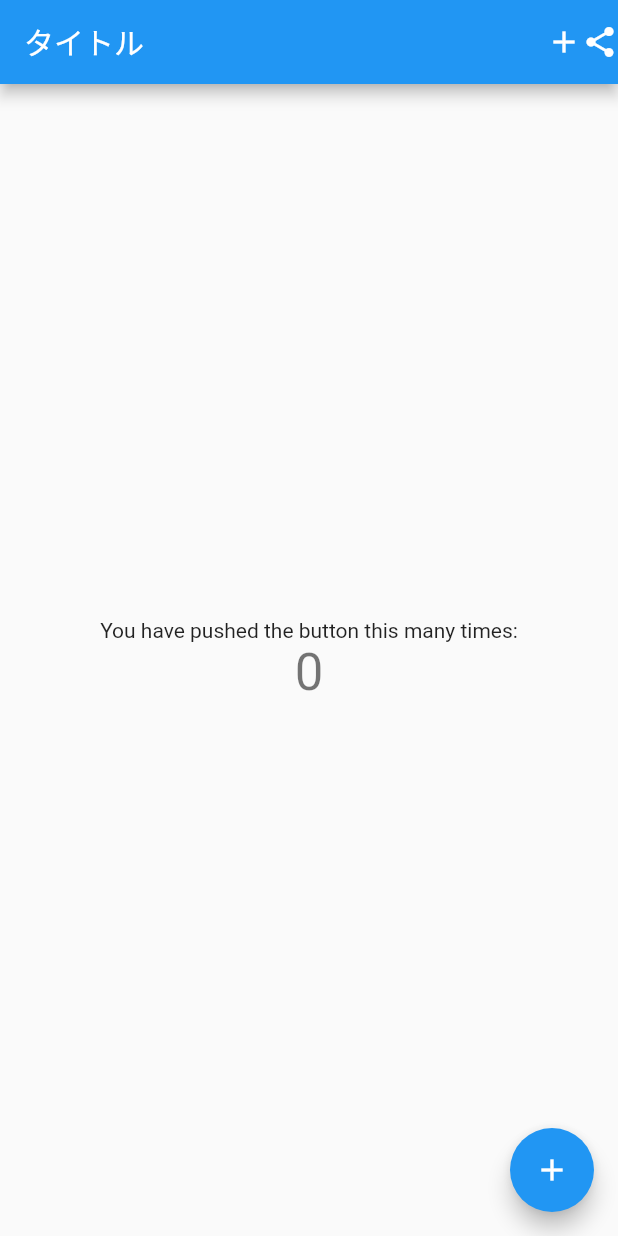
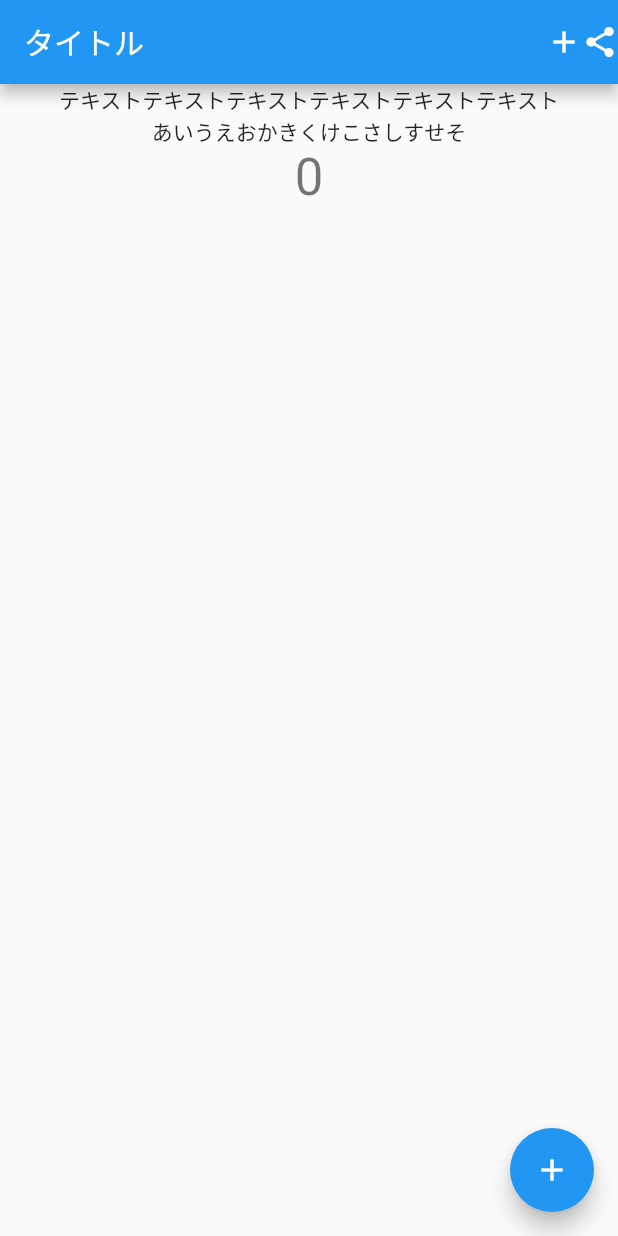
Before and after one commit to foo7print/sandbox-flutter, a Flutter app: the screen it shows after launch, on a phone screen of 412 x 824 dp. Run offline on Flutter 3.47's test engine with Material 2 defaults, Android fonts, the phone set to English and light mode, and no system bars.

Commit message:
modify body Column Widget

```diff
--- a/lib/main.dart
+++ b/lib/main.dart
@@ -49,10 +49,12 @@ class _MyHomePageState extends State<MyHomePage> {
       ),
       body: Center(
         child: Column(
-          mainAxisAlignment: MainAxisAlignment.center,
           children: <Widget>[
             const Text(
-              'You have pushed the button this many times:',
+              'テキストテキストテキストテキストテキストテキスト',
+            ),
+            const Text(
+                'あいうえおかきくけこさしすせそ'
             ),
             Text(
               '$_counter',
```
